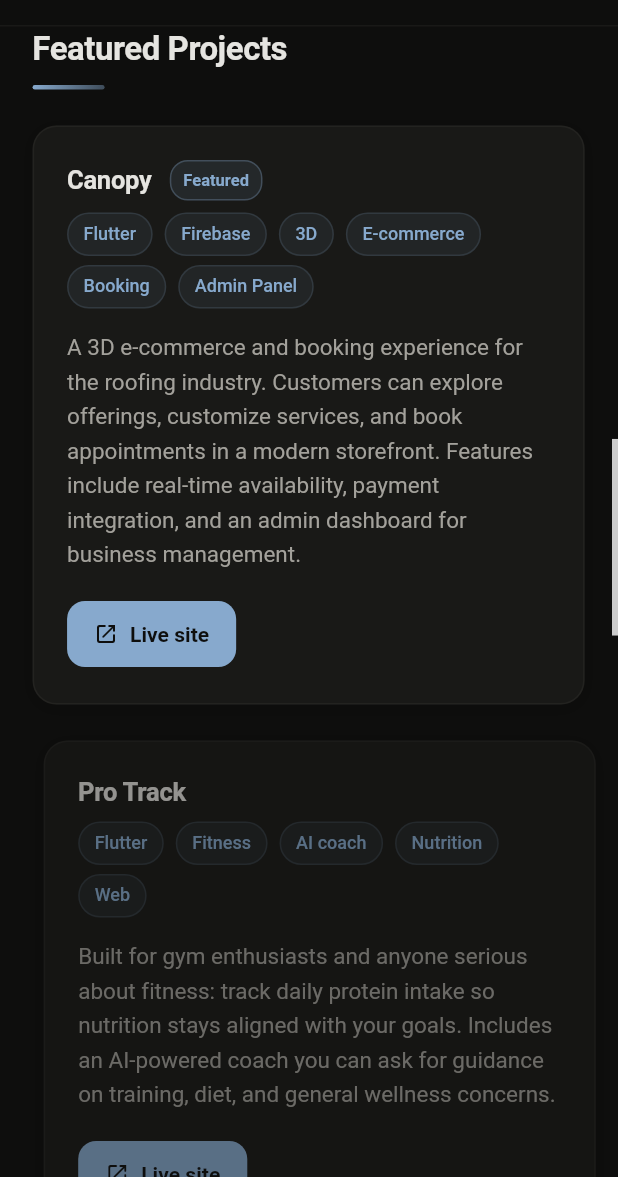
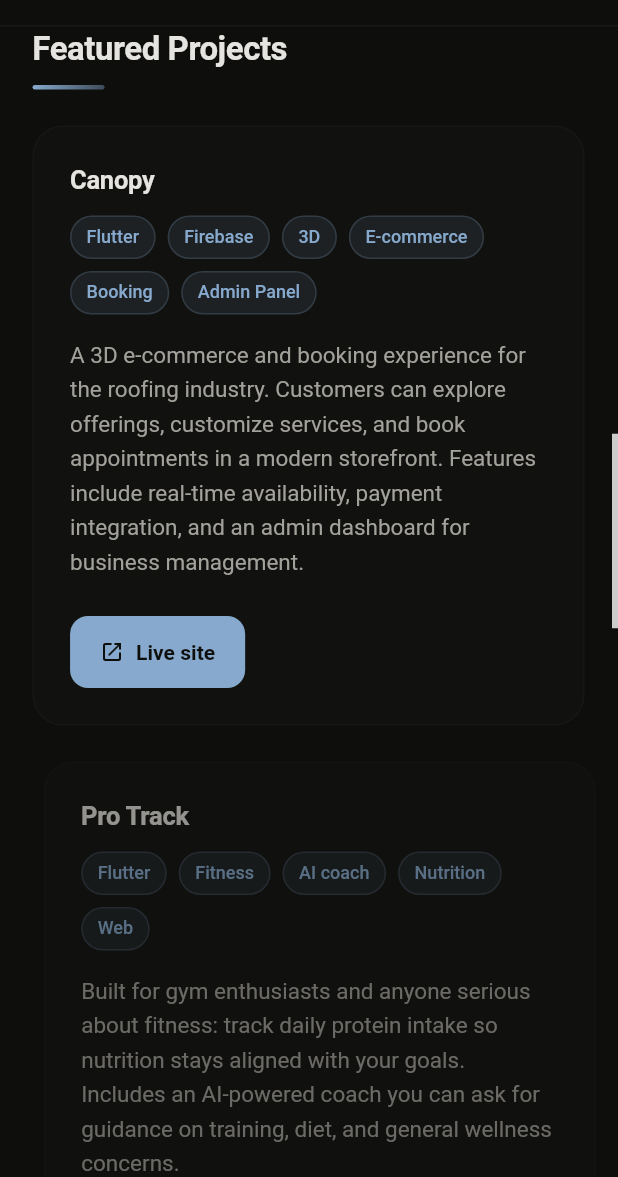
Before and after one commit to Franklin-CA/personal_portfolio, a Flutter app: the screen it shows after launch, after a tap on the "dark mode" icon, after a tap on "View projects", on a phone screen of 412 x 824 dp, the part 59-1236 px from its top. Run offline on Flutter 3.47's test engine with Material 3 defaults, Android fonts, the phone set to English and light mode, and no system bars; our stand-ins replace audioplayers.

Commit message:
feat: implement project card widget and define portfolio data structure

```diff
--- a/lib/data/portfolio_content.dart
+++ b/lib/data/portfolio_content.dart
@@ -5,7 +5,7 @@
   PortfolioContent._();
 
   static const String name = 'Franklin Anyaya';
-  static const String headline = 'Flutter & Firebase Developer';
+  static const String headline = 'Full-Stack Flutter Developer';
   static const String profileImageAsset = 'assets/profile_photo.jpg';
   static const String profileImageRedEyesAsset = 'assets/profile_photo_red_eyes.png';
   static const String tagline =
@@ -87,7 +87,6 @@
           'real-time availability, payment integration, and an admin dashboard for business management.',
       tags: ['Flutter', 'Firebase', '3D', 'E-commerce', 'Booking', 'Admin Panel'],
       liveUrl: 'https://canopy-system-dev.web.app/',
-      isFeatured: true,
       hasDemo: true,
     ),
     Project(
--- a/lib/widgets/project_card.dart
+++ b/lib/widgets/project_card.dart
@@ -3,7 +3,7 @@
 import '../data/portfolio_content.dart';
 
 // ──────────────────────────────────────────────────────────────────────────────
-// Project card -- with hover elevation
+// Project card -- with hover elevation and modern aesthetics
 // ──────────────────────────────────────────────────────────────────────────────
 
 class ProjectCard extends StatefulWidget {
@@ -24,8 +24,40 @@
   State<ProjectCard> createState() => _ProjectCardState();
 }
 
-class _ProjectCardState extends State<ProjectCard> {
-  bool _hover = false;
+class _ProjectCardState extends State<ProjectCard>
+    with SingleTickerProviderStateMixin {
+  late AnimationController _controller;
+  late Animation<double> _scaleAnimation;
+  bool _isHovered = false;
+
+  @override
+  void initState() {
+    super.initState();
+    _controller = AnimationController(
+      duration: const Duration(milliseconds: 200),
+      vsync: this,
+    );
+    _scaleAnimation = Tween<double>(begin: 1.0, end: 1.02).animate(
+      CurvedAnimation(parent: _controller, curve: Curves.easeOut),
+    );
+  }
+
+  @override
+  void dispose() {
+    _controller.dispose();
+    super.dispose();
+  }
+
+  void _onHover(bool isHovered) {
+    setState(() {
+      _isHovered = isHovered;
+    });
+    if (isHovered) {
+      _controller.forward();
+    } else {
+      _controller.reverse();
+    }
+  }
 
   @override
   Widget build(BuildContext context) {
@@ -34,31 +66,33 @@
     return Padding(
       padding: const EdgeInsets.only(bottom: 24),
       child: MouseRegion(
-        onEnter: (_) => setState(() => _hover = true),
-        onExit: (_) => setState(() => _hover = false),
-        child: AnimatedContainer(
-          duration: const Duration(milliseconds: 250),
-          curve: Curves.easeOut,
+        onEnter: (_) => _onHover(true),
+        onExit: (_) => _onHover(false),
+        child: ScaleTransition(
+          scale: _scaleAnimation,
+          child: Container(
+            clipBehavior: Clip.antiAlias,
             decoration: BoxDecoration(
-            color: scheme.surface,
+              color: scheme.surfaceContainerHighest.withValues(alpha: 0.3),
+              borderRadius: BorderRadius.circular(20),
               border: Border.all(
-              color: _hover
+                color: _isHovered
                     ? scheme.primary.withValues(alpha: 0.5)
-                  : scheme.outline.withValues(alpha: 0.5),
+                    : scheme.outline.withValues(alpha: 0.2),
+                width: _isHovered ? 2 : 1,
               ),
-            borderRadius: BorderRadius.circular(16),
-            boxShadow: [
+              boxShadow: _isHovered
+                  ? [
                       BoxShadow(
-                color: _hover
-                    ? scheme.primary.withValues(alpha: 0.10)
-                    : Colors.black.withValues(alpha: 0.04),
-                blurRadius: _hover ? 24 : 8,
-                offset: Offset(0, _hover ? 8 : 2),
+                        color: scheme.primary.withValues(alpha: 0.15),
+                        blurRadius: 20,
+                        offset: const Offset(0, 8),
                       ),
-            ],
+                    ]
+                  : null,
             ),
             child: Padding(
-            padding: const EdgeInsets.all(22),
+              padding: const EdgeInsets.all(24),
               child: Column(
                 crossAxisAlignment: CrossAxisAlignment.start,
                 children: [
@@ -92,10 +126,10 @@
                     ],
                   ),
                   if (widget.project.tags.isNotEmpty) ...[
-                  const SizedBox(height: 8),
+                    const SizedBox(height: 12),
                     Wrap(
                       spacing: 8,
-                    runSpacing: 6,
+                      runSpacing: 8,
                       children: widget.project.tags.map((tag) {
                         return Container(
                           padding: const EdgeInsets.symmetric(
@@ -103,10 +137,10 @@
                             vertical: 4,
                           ),
                           decoration: BoxDecoration(
-                          color: scheme.primary.withValues(alpha: 0.08),
+                            color: scheme.primary.withValues(alpha: 0.1),
                             borderRadius: BorderRadius.circular(20),
                             border: Border.all(
-                            color: scheme.primary.withValues(alpha: 0.15),
+                              color: scheme.primary.withValues(alpha: 0.2),
                             ),
                           ),
                           child: Text(
@@ -121,15 +155,15 @@
                       }).toList(),
                     ),
                   ],
-                const SizedBox(height: 14),
+                  const SizedBox(height: 16),
                   SelectableText(
                     widget.project.description,
-                  style: widget.mutedStyle,
+                    style: widget.mutedStyle.copyWith(height: 1.5),
                   ),
-                const SizedBox(height: 18),
+                  const SizedBox(height: 24),
                   Wrap(
                     spacing: 12,
-                  runSpacing: 8,
+                    runSpacing: 12,
                     children: [
                       if (widget.project.liveUrl != null)
                         Tooltip(
@@ -141,14 +175,15 @@
                             label: const Text('Live site'),
                             style: FilledButton.styleFrom(
                               padding: const EdgeInsets.symmetric(
-                              horizontal: 18,
-                              vertical: 12,
+                                horizontal: 20,
+                                vertical: 14,
                               ),
-                            minimumSize: const Size(44, 40),
+                              shape: RoundedRectangleBorder(
+                                borderRadius: BorderRadius.circular(12),
                               ),
                             ),
                           ),
-
+                        ),
                       if (widget.project.repoUrl != null)
                         Tooltip(
                           message: 'View source code',
@@ -159,10 +194,12 @@
                             label: const Text('Source'),
                             style: OutlinedButton.styleFrom(
                               padding: const EdgeInsets.symmetric(
-                              horizontal: 18,
-                              vertical: 12,
+                                horizontal: 20,
+                                vertical: 14,
                               ),
-                            minimumSize: const Size(44, 40),
+                              shape: RoundedRectangleBorder(
+                                borderRadius: BorderRadius.circular(12),
+                              ),
                             ),
                           ),
                         ),
@@ -173,6 +210,7 @@
             ),
           ),
         ),
+      ),
     );
   }
 }
```
Also changed, not shown: lib/main.dart (+4 -3 lines). Lines whose indentation alone changed are shown as unchanged.
